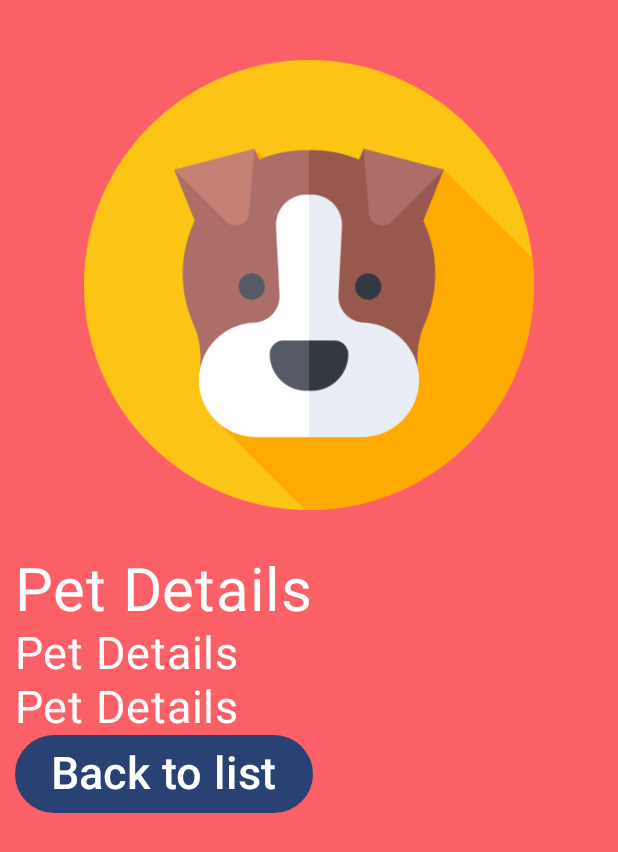
After one commit to ZeB-ZuA/Soviet-Paws, an Android app built with Jetpack Compose: the composable PetDetails called with empty values, on a phone screen of 412 x 824 dp. The commit adds this screen. Shown: the top 852 px of the screen. Run offline under Robolectric (Android 15) with nearby library versions, the phone set to English and light mode, and no system bars; network calls fail.

Commit message:
feat: new screen

```diff
--- a/Frontend/app/src/main/java/com/udistrital/soviet_paws/Navigation/AppNav.kt
+++ b/Frontend/app/src/main/java/com/udistrital/soviet_paws/Navigation/AppNav.kt
@@ -7,6 +7,7 @@ import androidx.navigation.compose.rememberNavController
 import com.udistrital.soviet_paws.views.AddPets
 import com.udistrital.soviet_paws.views.HomeScreen
 import com.udistrital.soviet_paws.views.ListPets
+import com.udistrital.soviet_paws.views.PetDetails
 
 @Composable
 fun AppNav() {
@@ -22,5 +23,10 @@ fun AppNav() {
         composable(route=AppViews.listPets.route){
             ListPets(navController = navController)
         }
+        composable(route = AppViews.petDetails.route + "/{petId}") { backStackEntry ->
+            val arguments = requireNotNull(backStackEntry.arguments)
+            val petId = arguments.getInt("petId")
+            PetDetails(navController = navController, petId = petId.toString())
+        }
     }
 }
--- a/Frontend/app/src/main/java/com/udistrital/soviet_paws/Navigation/AppViews.kt
+++ b/Frontend/app/src/main/java/com/udistrital/soviet_paws/Navigation/AppViews.kt
@@ -5,8 +5,5 @@ sealed class AppViews(val route: String) {
     object homeScreen : AppViews("home_screen")
     object addPet : AppViews("add_pet_screen")
     object listPets : AppViews("list_pets")
-
-
-
-
+    object petDetails : AppViews("pet_details")
 }
--- a/Frontend/app/src/main/java/com/udistrital/soviet_paws/network/PetsApi.kt
+++ b/Frontend/app/src/main/java/com/udistrital/soviet_paws/network/PetsApi.kt
@@ -13,6 +13,8 @@ interface PetsApi {
 
     @GET("pets")
     suspend fun getAll(): List<Pet>
+    @GET("pet")
+    suspend fun get(): Pet
 
     @Multipart
     @POST("pets")
--- a/Frontend/app/src/main/java/com/udistrital/soviet_paws/repository/PetsRepository.kt
+++ b/Frontend/app/src/main/java/com/udistrital/soviet_paws/repository/PetsRepository.kt
@@ -7,4 +7,5 @@ interface PetsRepository {
     fun save(pet: Pet)
     fun list():List<Pet>
     fun filterByNameAndSort(name: String?, sortBy: String?): List<Pet>
+    fun pet():Pet
 }
--- /dev/null
+++ b/Frontend/app/src/main/java/com/udistrital/soviet_paws/views/PetDetails.kt
@@ -0,0 +1,55 @@
+package com.udistrital.soviet_paws.views
+
+import androidx.compose.foundation.Image
+import androidx.compose.foundation.layout.Column
+import androidx.compose.foundation.layout.fillMaxHeight
+import androidx.compose.foundation.layout.fillMaxWidth
+import androidx.compose.foundation.layout.height
+import androidx.compose.foundation.layout.padding
+import androidx.compose.material3.Button
+import androidx.compose.material3.Surface
+import androidx.compose.material3.Text
+import androidx.compose.runtime.Composable
+import androidx.compose.ui.Alignment
+import androidx.compose.ui.Modifier
+import androidx.compose.ui.graphics.Color
+import androidx.compose.ui.res.colorResource
+import androidx.compose.ui.res.painterResource
+import androidx.compose.ui.unit.dp
+import androidx.compose.ui.unit.sp
+import androidx.navigation.NavController
+import com.udistrital.soviet_paws.Navigation.AppNav
+import com.udistrital.soviet_paws.Navigation.AppViews
+import com.udistrital.soviet_paws.R
+
+@Composable
+fun PetDetails(navController: NavController, petId: String){
+    Surface(
+        modifier = Modifier
+            .fillMaxHeight()
+            .fillMaxWidth(),
+        color = colorResource(R.color.soviet_red)
+    ) {
+        Column(
+            modifier = Modifier.padding(10.dp)
+        ) {
+            Image(painter = painterResource(id = R.drawable.pet_icon),
+                contentDescription = "",
+                alignment = Alignment.Center,
+                modifier = Modifier
+                    .padding(30.dp)
+                    .height(300.dp)
+                    .align(Alignment.CenterHorizontally),)
+            Text(
+                text = "Pet Details",
+                color = Color.White,
+                fontSize = 40.sp,
+                )
+            Text(text = "Pet Details", color = Color.White, fontSize = 30.sp,)
+            Text(text = "Pet Details", color = Color.White, fontSize = 30.sp,)
+            Button(onClick = { AppViews.listPets.route }) {
+                Text(text = "Back to list", fontSize = 30.sp,)
+            }
+        }
+    }
+}
```
Also changed, not shown: Frontend/app/src/main/java/com/udistrital/soviet_paws/service/PetService.kt (+6 -1 lines), Frontend/app/src/main/java/com/udistrital/soviet_paws/views/ListPets.kt (+4 -3 lines).
